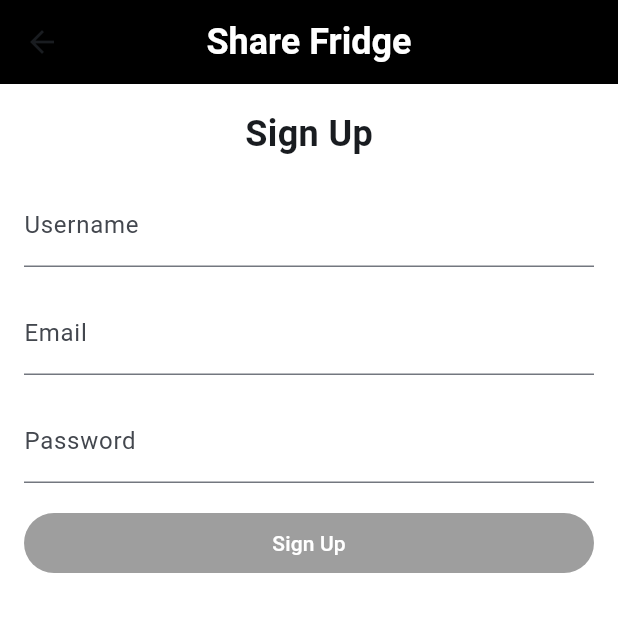
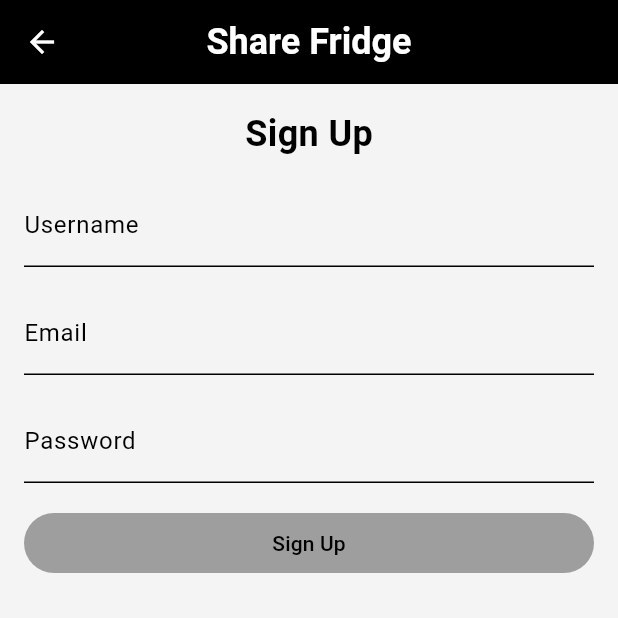
Before and after one commit to n-kenta-n/share_fridge_app, a Flutter app: the screen it shows after launch, after a tap on "Sign Up", on a phone screen of 412 x 824 dp, the top half of it. Run offline on Flutter 3.47's test engine with Material 3 defaults, Android fonts, the phone set to English and light mode, and no system bars; our stand-ins replace flutter_dotenv, flutter_riverpod, freezed_annotation, supabase_flutter; accounts and stored records are empty.

Commit message:
色を整えた

```diff
--- a/lib/screens/root_screen.dart
+++ b/lib/screens/root_screen.dart
@@ -39,7 +39,7 @@ class RootState extends ConsumerState<RootScreen> {
             _currentIndex = index;
           });
         },
-        fixedColor: Colors.blue,
+        fixedColor: Theme.of(context).colorScheme.primary,
         items: const [
           BottomNavigationBarItem(icon: Icon(Icons.settings), label: 'setting'),
           BottomNavigationBarItem(icon: Icon(Icons.home), label: 'home'),
--- a/lib/screens/signin_screen.dart
+++ b/lib/screens/signin_screen.dart
@@ -28,7 +28,6 @@ class SignInScreenState extends ConsumerState<SignInScreen> {
       ref.read(currentUserProvider.notifier).setCurrentUser(user);
       ref.read(currentFridgeProvider.notifier).setMyFridgeId(user.id);
     } catch (e) {
-      print('Error: $e');
       _showDialog('失敗');
     }
   }
@@ -91,10 +90,7 @@ class SignInScreenState extends ConsumerState<SignInScreen> {
                       ),
                       const SizedBox(height: 16.0),
                       TextFormField(
-                        decoration: InputDecoration(
-                          labelText: 'Email',
-                          hintText: 'Enter your email',
-                        ),
+                        decoration: InputDecoration(labelText: 'Email'),
                         keyboardType: TextInputType.emailAddress,
                         onChanged:
                             (val) => setState(() {
@@ -103,10 +99,7 @@ class SignInScreenState extends ConsumerState<SignInScreen> {
                       ),
                       const SizedBox(height: 16.0),
                       TextFormField(
-                        decoration: InputDecoration(
-                          labelText: 'Password',
-                          hintText: 'Enter your password',
-                        ),
+                        decoration: InputDecoration(labelText: 'Password'),
                         obscureText: true,
                         onChanged:
                             (val) => setState(() {
@@ -121,26 +114,13 @@ class SignInScreenState extends ConsumerState<SignInScreen> {
                               _email.isNotEmpty && _password.isNotEmpty
                                   ? _signIn
                                   : null,
-                          style: ButtonStyle(
-                            backgroundColor:
-                                WidgetStateProperty.resolveWith<Color>((
-                                  states,
-                                ) {
-                                  if (states.contains(WidgetState.disabled)) {
-                                    return Colors.grey;
-                                  }
-                                  return Colors.black;
-                                }),
-                          ),
-                          child: const Text(
-                            'Sign In',
-                            style: TextStyle(color: Colors.white),
-                          ),
+                          child: const Text('Sign In'),
                         ),
                       ),
                       TextButton(
                         style: TextButton.styleFrom(
-                          foregroundColor: Colors.blue,
+                          foregroundColor:
+                              Theme.of(context).colorScheme.primary,
                           textStyle: const TextStyle(
                             decoration: TextDecoration.underline,
                           ),
--- a/lib/screens/signup_screen.dart
+++ b/lib/screens/signup_screen.dart
@@ -1,7 +1,6 @@
 import 'package:flutter/material.dart';
 import 'package:flutter_riverpod/flutter_riverpod.dart';
 import 'package:share_fridge_app/modules/auth/auth_repository.dart';
-import 'package:share_fridge_app/modules/auth/current_user_provider.dart';
 import 'package:share_fridge_app/widgets/keyboard_aware.dart';
 
 class SignupScreen extends ConsumerStatefulWidget {
@@ -21,7 +20,6 @@ class SignupScreenState extends ConsumerState<SignupScreen> {
       await AuthRepository().signUp(_userName, _email, _password);
       _showDialog('成功');
     } catch (e) {
-      print('Error: $e');
       _showDialog('失敗');
     }
   }
@@ -80,15 +78,11 @@ class SignupScreenState extends ConsumerState<SignupScreen> {
                         style: TextStyle(
                           fontSize: 24.0,
                           fontWeight: FontWeight.bold,
-                          // color: Colors.black,
                         ),
                       ),
                       const SizedBox(height: 16.0),
                       TextFormField(
-                        decoration: InputDecoration(
-                          labelText: 'Username',
-                          hintText: 'Enter your username',
-                        ),
+                        decoration: InputDecoration(labelText: 'Username'),
                         onChanged:
                             (val) => setState(() {
                               _userName = val;
@@ -96,10 +90,7 @@ class SignupScreenState extends ConsumerState<SignupScreen> {
                       ),
                       const SizedBox(height: 16.0),
                       TextFormField(
-                        decoration: InputDecoration(
-                          labelText: 'Email',
-                          hintText: 'Enter your email',
-                        ),
+                        decoration: InputDecoration(labelText: 'Email'),
                         keyboardType: TextInputType.emailAddress,
                         onChanged:
                             (val) => setState(() {
@@ -108,10 +99,7 @@ class SignupScreenState extends ConsumerState<SignupScreen> {
                       ),
                       const SizedBox(height: 16.0),
                       TextFormField(
-                        decoration: InputDecoration(
-                          labelText: 'Password',
-                          hintText: 'Enter your password',
-                        ),
+                        decoration: InputDecoration(labelText: 'Password'),
                         obscureText: true,
                         onChanged:
                             (val) => setState(() {
@@ -128,21 +116,7 @@ class SignupScreenState extends ConsumerState<SignupScreen> {
                                       _password.isNotEmpty
                                   ? _signup
                                   : null,
-                          style: ButtonStyle(
-                            backgroundColor:
-                                WidgetStateProperty.resolveWith<Color>((
-                                  states,
-                                ) {
-                                  if (states.contains(WidgetState.disabled)) {
-                                    return Colors.grey;
-                                  }
-                                  return Colors.black;
-                                }),
-                          ),
-                          child: const Text(
-                            'Sign Up',
-                            style: TextStyle(color: Colors.white),
-                          ),
+                          child: const Text('Sign Up'),
                         ),
                       ),
                     ],
--- a/lib/widgets/header.dart
+++ b/lib/widgets/header.dart
@@ -28,7 +28,7 @@ class Header extends ConsumerWidget {
       surfaceTintColor: Colors.transparent,
       actions: [
         PopupMenuButton<int>(
-          icon: const Icon(Icons.menu, color: Colors.white),
+          icon: const Icon(Icons.menu),
           itemBuilder:
               (context) => [
                 PopupMenuItem<int>(
@@ -38,12 +38,14 @@ class Header extends ConsumerWidget {
                     subtitle: Text(currentUser.email!),
                   ),
                 ),
-                const PopupMenuItem<int>(
+                PopupMenuItem<int>(
                   value: 1,
                   child: ListTile(
                     title: Text(
                       "Sign Out",
-                      style: TextStyle(color: Colors.blue),
+                      style: TextStyle(
+                        color: Theme.of(context).colorScheme.primary,
+                      ),
                     ),
                   ),
                 ),
--- a/lib/widgets/item_card.dart
+++ b/lib/widgets/item_card.dart
@@ -17,7 +17,6 @@ class ItemCard extends StatelessWidget {
     return Container(
       margin: const EdgeInsets.only(left: 5, right: 5, top: 5, bottom: 5),
       decoration: BoxDecoration(
-        border: Border.all(color: Colors.grey),
         borderRadius: BorderRadius.circular(20),
       ),
       child: InkWell(
@@ -31,13 +30,21 @@ class ItemCard extends StatelessWidget {
             ),
           );
         },
+        child: Material(
+          elevation: 4,
+          borderRadius: BorderRadius.circular(20),
           child: Container(
             padding: const EdgeInsets.all(7.5),
             child: Column(
               crossAxisAlignment: CrossAxisAlignment.stretch,
               children: [
                 Padding(
-                padding: const EdgeInsets.only(left: 3, right: 3, top: 3, bottom: 10),
+                  padding: const EdgeInsets.only(
+                    left: 3,
+                    right: 3,
+                    top: 3,
+                    bottom: 10,
+                  ),
                   child: Text(item.itemName, style: textTheme.bodyMedium),
                 ),
                 Padding(
@@ -68,6 +75,7 @@ class ItemCard extends StatelessWidget {
             ),
           ),
         ),
+      ),
     );
   }
 }
--- a/lib/widgets/theme_data.dart
+++ b/lib/widgets/theme_data.dart
@@ -1,43 +1,52 @@
 import 'package:flutter/material.dart';
 
-// ライトモードのテーマ
+// ライトテーマ
 ThemeData lightTheme = ThemeData(
-  brightness: Brightness.light,
-  colorScheme: ColorScheme.fromSeed(seedColor: Colors.blue, brightness: Brightness.light),
-  appBarTheme: AppBarTheme(backgroundColor: Color(0xFF000000)),
-  scaffoldBackgroundColor: Colors.white,
+  useMaterial3: true,
+  colorScheme: const ColorScheme.light().copyWith(
+    surface: Color(0xFFFFFFFF), // 基本の背景色
+    onSurface: Colors.black, // テキストの色
+    primary: Color(0xFF01AE9A), // progress circleとか
+  ),
+  appBarTheme: const AppBarTheme(
+    backgroundColor: Colors.black,
+    foregroundColor: Colors.white,
+  ),
+  scaffoldBackgroundColor: Color(0xFFF4F4F4),
   elevatedButtonTheme: ElevatedButtonThemeData(
     style: ElevatedButton.styleFrom(
-      backgroundColor: Colors.black,
-      foregroundColor: Colors.white,
+      backgroundColor: Colors.white,
+      foregroundColor: Colors.black,
       disabledBackgroundColor: Colors.grey,
-      disabledForegroundColor: Colors.white,
+      disabledForegroundColor: Colors.black,
     ),
   ),
   floatingActionButtonTheme: FloatingActionButtonThemeData(
+    backgroundColor: Colors.white,
+    foregroundColor: Colors.black,
+  ),
+);
+
+// ダークテーマ
+ThemeData darkTheme = ThemeData(
+  colorScheme: const ColorScheme.dark().copyWith(
+    surface: Color(0xFF232323), // 基本の背景色
+    onSurface: Colors.white, // テキストの色
+    primary: Color(0xFF0DDDA6), // progress circleとか
+  ),
+  appBarTheme: const AppBarTheme(
     backgroundColor: Colors.black,
     foregroundColor: Colors.white,
   ),
-  textTheme: const TextTheme(bodyLarge: TextStyle(color: Colors.black)),
-);
-
-// ダークモードのテーマ
-ThemeData darkTheme = ThemeData(
-  brightness: Brightness.dark,
-  colorScheme: ColorScheme.fromSeed(seedColor: Colors.blue, brightness: Brightness.dark),
-  appBarTheme: AppBarTheme(backgroundColor: Color(0xFF000000)),
   scaffoldBackgroundColor: Color(0xFF303030),
   elevatedButtonTheme: ElevatedButtonThemeData(
     style: ElevatedButton.styleFrom(
       backgroundColor: Color(0xFF232323),
       foregroundColor: Colors.white,
-      disabledBackgroundColor: Colors.grey,
-      disabledForegroundColor: Colors.white,
     ),
   ),
   floatingActionButtonTheme: FloatingActionButtonThemeData(
-    backgroundColor: Colors.black,
+    backgroundColor: Color(0xFF232323),
     foregroundColor: Colors.white,
   ),
-  textTheme: const TextTheme(bodyLarge: TextStyle(color: Colors.white)),
 );
```
Lines whose indentation alone changed are shown as unchanged.
